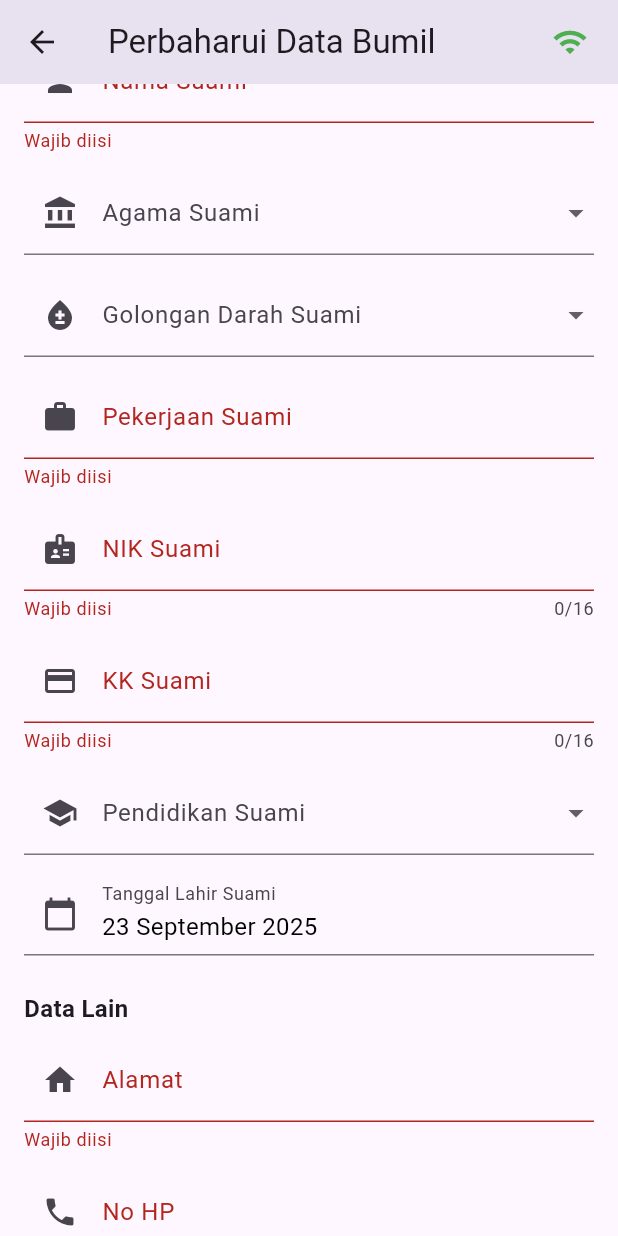
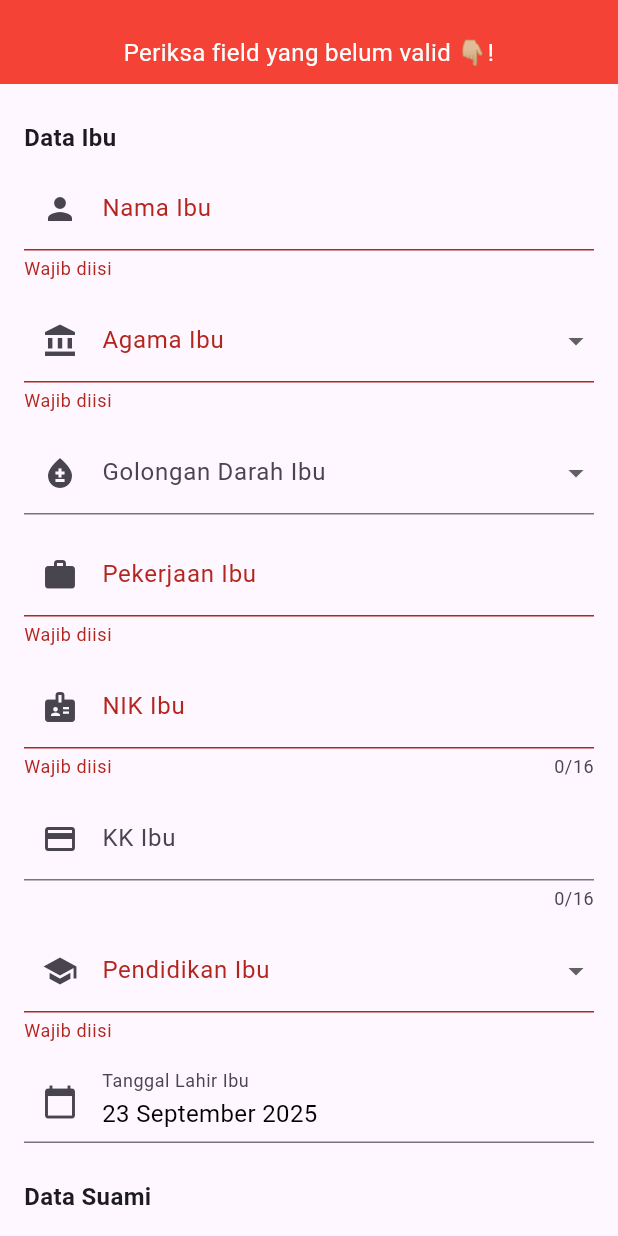
Before and after one commit to dwipp/ebidan, a Flutter app: the EditBumilScreen screen opened directly with empty values, scrolled down 751 dp, after a tap on "Perbaharui", on a phone screen of 412 x 824 dp. Run offline on Flutter 3.47's test engine with Material 3 defaults, Android fonts, the phone set to English and light mode, and no system bars; our stand-ins replace bloc, cloud_firestore, equatable, firebase_auth, firebase_core, fl_chart and 5 more; accounts and stored records are empty.

Commit message:
form validator edit bumil

```diff
--- a/lib/presentation/screens/bumil/edit_bumil.dart
+++ b/lib/presentation/screens/bumil/edit_bumil.dart
@@ -8,6 +8,8 @@ import 'package:ebidan/presentation/widgets/textfield.dart';
 import 'package:ebidan/state_management/bumil/cubit/submit_bumil_cubit.dart';
 import 'package:flutter/material.dart';
 import 'package:flutter_bloc/flutter_bloc.dart';
+// Import FormValidator
+import 'package:ebidan/common/utility/form_validator.dart';
 
 class EditBumilScreen extends StatefulWidget {
   final Bumil bumil;
@@ -19,6 +21,32 @@ class EditBumilScreen extends StatefulWidget {
 
 class _EditBumilState extends State<EditBumilScreen> {
   final _formKey = GlobalKey<FormState>();
+
+  // **PERUBAHAN 1: Definisikan GlobalKey untuk setiap field wajib**
+  final Map<String, GlobalKey> _fieldKeys = {
+    // Data Ibu
+    'namaIbu': GlobalKey(),
+    'agamaIbu': GlobalKey(),
+    'golDarahIbu': GlobalKey(),
+    'pekerjaanIbu': GlobalKey(),
+    'nikIbu': GlobalKey(),
+    'pendidikanIbu': GlobalKey(),
+    'tanggalLahirIbu': GlobalKey(),
+    // Data Suami
+    'namaSuami': GlobalKey(),
+    'agamaSuami': GlobalKey(),
+    'golDarahSuami': GlobalKey(),
+    'pekerjaanSuami': GlobalKey(),
+    'nikSuami': GlobalKey(),
+    'pendidikanSuami': GlobalKey(),
+    'tanggalLahirSuami': GlobalKey(),
+    // Data Lain
+    'alamat': GlobalKey(),
+    'noHp': GlobalKey(),
+  };
+
+  // **PERUBAHAN 2: Deklarasi FormValidator**
+  late FormValidator _formValidator;
 
   // Controllers
   final _namaIbuController = TextEditingController();
@@ -35,7 +63,6 @@ class _EditBumilState extends State<EditBumilScreen> {
   DateTime? _birthdateIbu;
   DateTime? _birthdateSuami;
 
-  // Tambah di atas (list pilihan dropdown)
   final List<String> _agamaList = [
     'Islam',
     'Kristen',
@@ -50,6 +77,7 @@ class _EditBumilState extends State<EditBumilScreen> {
     'SD',
     'SMP',
     'SMA',
+    'D3',
     'S1',
     'S2',
     'S3',
@@ -74,19 +102,27 @@ class _EditBumilState extends State<EditBumilScreen> {
     );
   }
 
-  String? _validateNIK(String? val) {
+  // **Definisi validator sederhana untuk di-wrap**
+  String? _requiredValidator(dynamic val) {
+    if (val is String) {
+      return val.isEmpty ? 'Wajib diisi' : null;
+    }
+    return val == null ? 'Wajib diisi' : null;
+  }
+
+  String? _validateNIK(dynamic val) {
     if (val == null || val.isEmpty) return 'Wajib diisi';
     if (!RegExp(r'^\d{16}$').hasMatch(val)) return 'Harus 16 digit angka';
     return null;
   }
 
   String? _validateKK(String? val) {
-    if (val == null || val.isEmpty) return 'Wajib diisi';
+    if (val == null || val.isEmpty) return null;
     if (!RegExp(r'^\d{16}$').hasMatch(val)) return 'Harus 16 digit angka';
     return null;
   }
 
-  String? _validateHP(String? val) {
+  String? _validateHP(dynamic val) {
     if (val == null || val.isEmpty) return 'Wajib diisi';
     if (!RegExp(r'^\d{10,15}$').hasMatch(val)) return 'Nomor HP tidak valid';
     return null;
@@ -109,6 +145,9 @@ class _EditBumilState extends State<EditBumilScreen> {
 
   @override
   void initState() {
+    // **PERUBAHAN 3: Inisialisasi FormValidator**
+    _formValidator = FormValidator(fieldKeys: _fieldKeys);
+
     context.read<SubmitBumilCubit>().setInitial();
     _namaIbuController.text = widget.bumil.namaIbu;
     _namaSuamiController.text = widget.bumil.namaSuami;
@@ -133,7 +172,13 @@ class _EditBumilState extends State<EditBumilScreen> {
   }
 
   void _submitForm() {
-    if (!_formKey.currentState!.validate()) return;
+    // **PERUBAHAN 4: Ganti validasi manual dengan validateAndScroll**
+    _formValidator.reset();
+
+    if (!_formValidator.validateAndScroll(_formKey, context)) {
+      // FormValidator sudah menangani scroll dan snackbar.
+      return;
+    }
 
     final bumil = Bumil(
       namaIbu: _namaIbuController.text.trim(),
@@ -177,14 +222,21 @@ class _EditBumilState extends State<EditBumilScreen> {
                 children: [
                   _buildSectionTitle('Data Ibu'),
                   CustomTextField(
+                    key: _fieldKeys['namaIbu'], // Tambahkan key
                     label: 'Nama Ibu',
                     icon: Icons.person,
                     controller: _namaIbuController,
                     textCapitalization: TextCapitalization.words,
-                    validator: (val) => val!.isEmpty ? 'Wajib diisi' : null,
+                    // **PERUBAHAN 5: Wrap validator**
+                    validator: (val) => _formValidator.wrapValidator(
+                      'namaIbu',
+                      val,
+                      _requiredValidator,
+                    ),
                   ),
                   const SizedBox(height: 12),
                   DropdownField(
+                    key: _fieldKeys['agamaIbu'], // Tambahkan key
                     label: 'Agama Ibu',
                     icon: Icons.account_balance,
                     items: _agamaList,
@@ -194,10 +246,16 @@ class _EditBumilState extends State<EditBumilScreen> {
                         _selectedAgamaIbu = newValue;
                       });
                     },
-                    validator: (val) => val == null ? 'Wajib dipilih' : null,
+                    // **Wrap validator**
+                    validator: (val) => _formValidator.wrapValidator(
+                      'agamaIbu',
+                      val,
+                      _requiredValidator,
+                    ),
                   ),
                   const SizedBox(height: 12),
                   DropdownField(
+                    key: _fieldKeys['golDarahIbu'], // Tambahkan key
                     label: 'Golongan Darah Ibu',
                     icon: Icons.bloodtype,
                     items: _golDarahList,
@@ -207,22 +265,35 @@ class _EditBumilState extends State<EditBumilScreen> {
                         _selectedGolIbu = newValue;
                       });
                     },
+                    // Golongan darah tidak wajib, jadi tidak perlu validator
                   ),
                   const SizedBox(height: 12),
                   CustomTextField(
+                    key: _fieldKeys['pekerjaanIbu'], // Tambahkan key
                     label: 'Pekerjaan Ibu',
                     icon: Icons.work,
                     controller: _jobIbuController,
-                    validator: (val) => val!.isEmpty ? 'Wajib diisi' : null,
+                    // **Wrap validator**
+                    validator: (val) => _formValidator.wrapValidator(
+                      'pekerjaanIbu',
+                      val,
+                      _requiredValidator,
+                    ),
                   ),
                   const SizedBox(height: 12),
                   CustomTextField(
+                    key: _fieldKeys['nikIbu'], // Tambahkan key
                     label: 'NIK Ibu',
                     icon: Icons.badge,
                     controller: _nikIbuController,
                     isNumber: true,
                     maxLength: 16,
-                    validator: _validateNIK,
+                    // **Wrap validator**
+                    validator: (val) => _formValidator.wrapValidator(
+                      'nikIbu',
+                      val,
+                      _validateNIK,
+                    ),
                   ),
                   const SizedBox(height: 12),
                   CustomTextField(
@@ -235,6 +306,7 @@ class _EditBumilState extends State<EditBumilScreen> {
                   ),
                   const SizedBox(height: 12),
                   DropdownField(
+                    key: _fieldKeys['pendidikanIbu'], // Tambahkan key
                     label: 'Pendidikan Ibu',
                     icon: Icons.school,
                     items: _pendidikanList,
@@ -244,10 +316,16 @@ class _EditBumilState extends State<EditBumilScreen> {
                         _selectedPendidikanIbu = newValue;
                       });
                     },
-                    validator: (val) => val == null ? 'Wajib dipilih' : null,
+                    // **Wrap validator**
+                    validator: (val) => _formValidator.wrapValidator(
+                      'pendidikanIbu',
+                      val,
+                      _requiredValidator,
+                    ),
                   ),
                   const SizedBox(height: 12),
                   DatePickerFormField(
+                    key: _fieldKeys['tanggalLahirIbu'], // Tambahkan key
                     labelText: 'Tanggal Lahir Ibu',
                     prefixIcon: Icons.calendar_today,
                     initialValue: _birthdateIbu,
@@ -258,20 +336,32 @@ class _EditBumilState extends State<EditBumilScreen> {
                         _birthdateIbu = date;
                       });
                     },
-                    validator: (val) => val == null ? 'Wajib diisi' : null,
+                    // **Wrap validator**
+                    validator: (val) => _formValidator.wrapValidator(
+                      'tanggalLahirIbu',
+                      val,
+                      _requiredValidator,
+                    ),
                   ),
 
                   const SizedBox(height: 16),
                   _buildSectionTitle('Data Suami'),
                   CustomTextField(
+                    key: _fieldKeys['namaSuami'], // Tambahkan key
                     label: 'Nama Suami',
                     icon: Icons.person,
                     controller: _namaSuamiController,
                     textCapitalization: TextCapitalization.words,
-                    validator: (val) => val!.isEmpty ? 'Wajib diisi' : null,
+                    // **Wrap validator**
+                    validator: (val) => _formValidator.wrapValidator(
+                      'namaSuami',
+                      val,
+                      _requiredValidator,
+                    ),
                   ),
                   const SizedBox(height: 12),
                   DropdownField(
+                    key: _fieldKeys['agamaSuami'], // Tambahkan key
                     label: 'Agama Suami',
                     icon: Icons.account_balance,
                     items: _agamaList,
@@ -281,10 +371,16 @@ class _EditBumilState extends State<EditBumilScreen> {
                         _selectedAgamaSuami = newValue;
                       });
                     },
-                    validator: (val) => val == null ? 'Wajib dipilih' : null,
+                    // **Wrap validator**
+                    validator: (val) => _formValidator.wrapValidator(
+                      'agamaSuami',
+                      val,
+                      _requiredValidator,
+                    ),
                   ),
                   const SizedBox(height: 12),
                   DropdownField(
+                    key: _fieldKeys['golDarahSuami'], // Tambahkan key
                     label: 'Golongan Darah Suami',
                     icon: Icons.bloodtype,
                     items: _golDarahList,
@@ -297,19 +393,31 @@ class _EditBumilState extends State<EditBumilScreen> {
                   ),
                   const SizedBox(height: 12),
                   CustomTextField(
+                    key: _fieldKeys['pekerjaanSuami'], // Tambahkan key
                     label: 'Pekerjaan Suami',
                     icon: Icons.work,
                     controller: _jobSuamiController,
-                    validator: (val) => val!.isEmpty ? 'Wajib diisi' : null,
+                    // **Wrap validator**
+                    validator: (val) => _formValidator.wrapValidator(
+                      'pekerjaanSuami',
+                      val,
+                      _requiredValidator,
+                    ),
                   ),
                   const SizedBox(height: 12),
                   CustomTextField(
+                    key: _fieldKeys['nikSuami'], // Tambahkan key
                     label: 'NIK Suami',
                     icon: Icons.badge,
                     controller: _nikSuamiController,
                     isNumber: true,
                     maxLength: 16,
-                    validator: _validateNIK,
+                    // **Wrap validator**
+                    validator: (val) => _formValidator.wrapValidator(
+                      'nikSuami',
+                      val,
+                      _validateNIK,
+                    ),
                   ),
                   const SizedBox(height: 12),
                   CustomTextField(
@@ -322,6 +430,7 @@ class _EditBumilState extends State<EditBumilScreen> {
                   ),
                   const SizedBox(height: 12),
                   DropdownField(
+                    key: _fieldKeys['pendidikanSuami'], // Tambahkan key
                     label: 'Pendidikan Suami',
                     icon: Icons.school,
                     items: _pendidikanList,
@@ -331,10 +440,16 @@ class _EditBumilState extends State<EditBumilScreen> {
                         _selectedPendidikanSuami = newValue;
                       });
                     },
-                    validator: (val) => val == null ? 'Wajib dipilih' : null,
+                    // **Wrap validator**
+                    validator: (val) => _formValidator.wrapValidator(
+                      'pendidikanSuami',
+                      val,
+                      _requiredValidator,
+                    ),
                   ),
                   const SizedBox(height: 12),
                   DatePickerFormField(
+                    key: _fieldKeys['tanggalLahirSuami'], // Tambahkan key
                     labelText: 'Tanggal Lahir Suami',
                     prefixIcon: Icons.calendar_today,
                     initialValue: _birthdateSuami,
@@ -345,24 +460,41 @@ class _EditBumilState extends State<EditBumilScreen> {
                         _birthdateSuami = date;
                       });
                     },
-                    validator: (val) => val == null ? 'Wajib diisi' : null,
+                    // **Wrap validator**
+                    validator: (val) => _formValidator.wrapValidator(
+                      'tanggalLahirSuami',
+                      val,
+                      _requiredValidator,
+                    ),
                   ),
 
                   const SizedBox(height: 16),
                   _buildSectionTitle('Data Lain'),
                   CustomTextField(
+                    key: _fieldKeys['alamat'], // Tambahkan key
                     label: 'Alamat',
                     icon: Icons.home,
                     controller: _alamatController,
-                    validator: (val) => val!.isEmpty ? 'Wajib diisi' : null,
+                    // **Wrap validator**
+                    validator: (val) => _formValidator.wrapValidator(
+                      'alamat',
+                      val,
+                      _requiredValidator,
+                    ),
                   ),
                   const SizedBox(height: 12),
                   CustomTextField(
+                    key: _fieldKeys['noHp'], // Tambahkan key
                     label: 'No HP',
                     icon: Icons.phone,
                     controller: _noHpController,
                     keyboardType: TextInputType.phone,
-                    validator: _validateHP,
+                    // **Wrap validator**
+                    validator: (val) => _formValidator.wrapValidator(
+                      'noHp',
+                      val,
+                      _validateHP,
+                    ),
                   ),
 
                   const SizedBox(height: 24),
```
